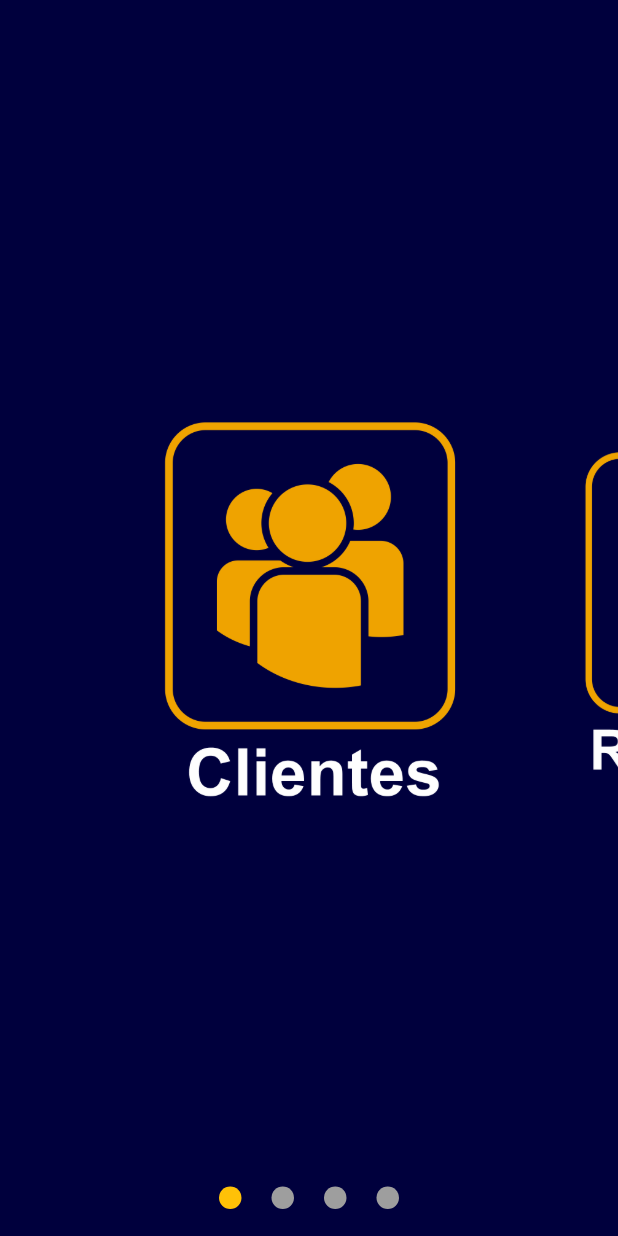
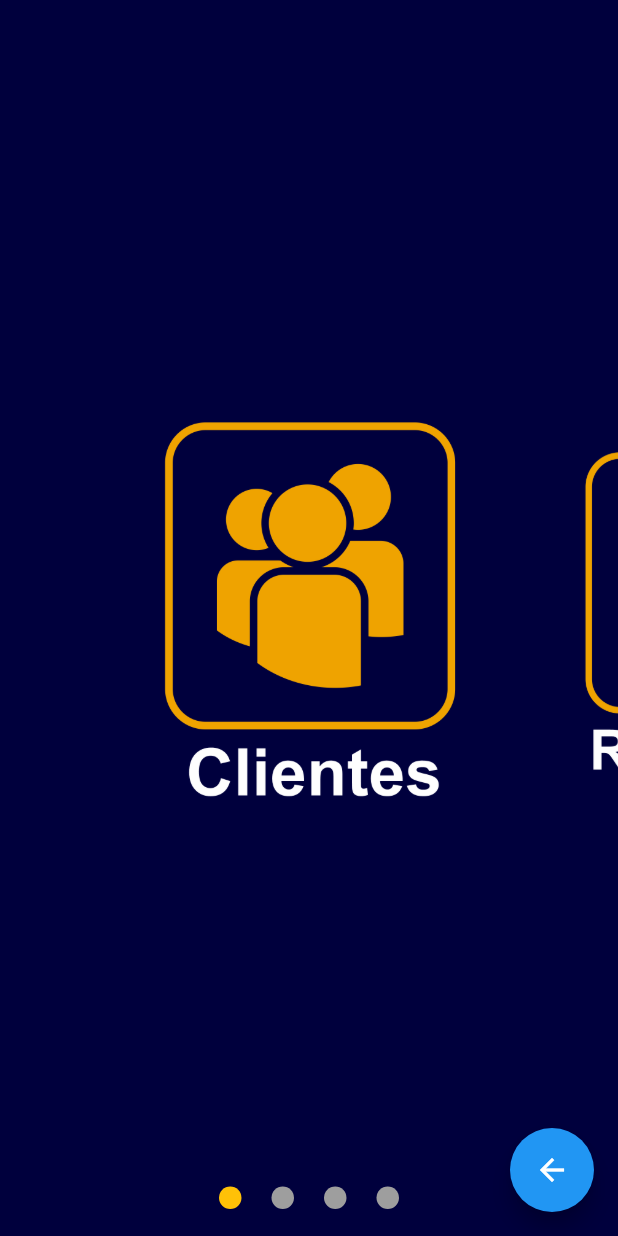
Before and after one commit to RenanBerzuino/Projeto-Flutter, a Flutter app: the TelaPrincipal screen opened by its route, on a phone screen of 412 x 824 dp. Run offline on Flutter 3.47's test engine with Material 2 defaults, Android fonts, the light colour scheme and no system bars.

Commit message:
botão de voltar na tela principal

```diff
--- a/lib/pages/telaPrincipal.dart
+++ b/lib/pages/telaPrincipal.dart
@@ -66,7 +66,15 @@ class _TelaPrincipalState extends State<TelaPrincipal> {
             _buldBullets()
           ],
         ),
-    ));
+      ),
+      floatingActionButton: FloatingActionButton(
+        onPressed: () {
+          Navigator.of(context).pop();
+        },
+        tooltip: 'Adicionar',
+        child: Icon(Icons.arrow_back),
+      ),
+    );
   }
 
   Widget _buldBullets() {
```
Lines whose indentation alone changed are shown as unchanged.
